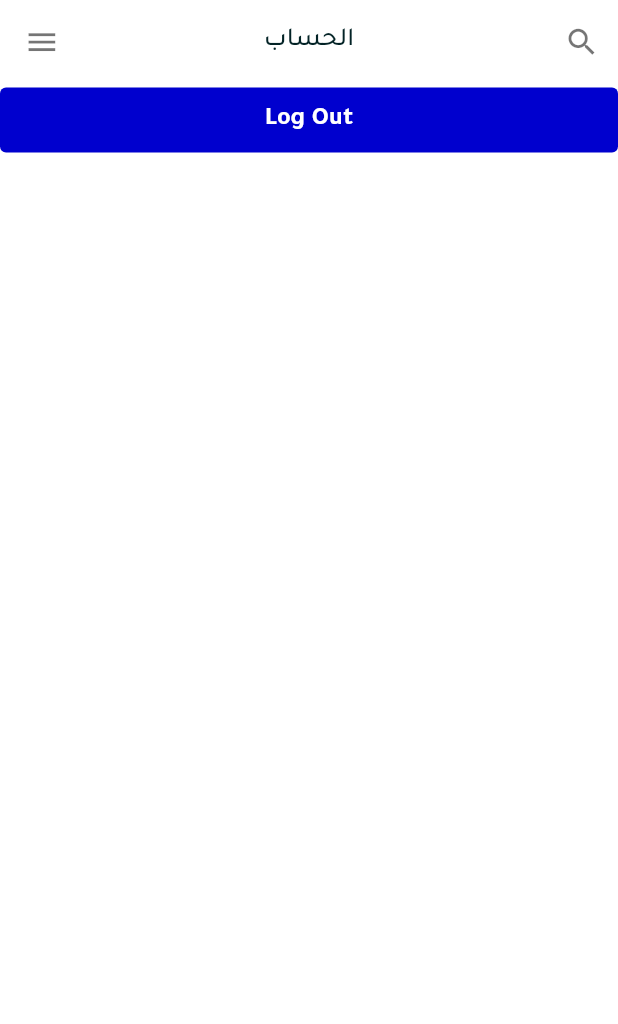
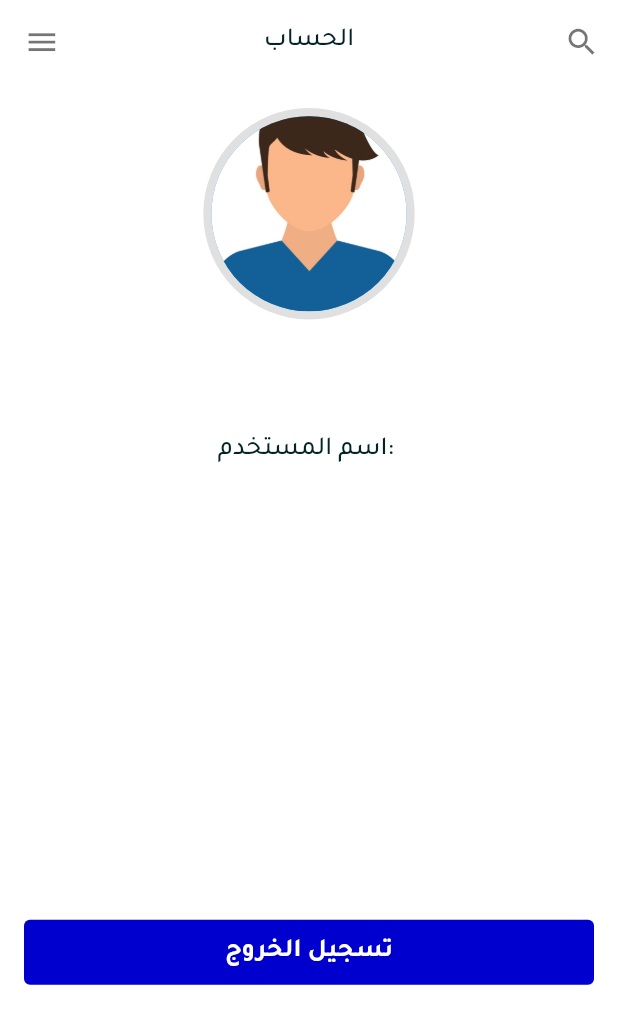
Before and after one commit to Ibrahim653/Ecommerce-App, a Flutter app: the ProfileScreen screen opened directly, on a phone screen of 412 x 824 dp. Shown: the top 1024 px of the screen. Run offline on Flutter 3.47's test engine with Material 3 defaults, Android fonts, the phone set to English and light mode, and no system bars; our stand-ins replace animated_bottom_navigation_bar, cached_network_image, carousel_slider, device_preview, dio, flutter_bloc and 9 more; accounts and stored records are empty; generated files the repository leaves out were written again.

Commit message:
create profile screen

```diff
--- a/lib/core/helpers/constants.dart
+++ b/lib/core/helpers/constants.dart
@@ -8,5 +8,7 @@ class Constants {
   static const String accessToken = '';
   static const String refreshToken = '';
     static const String autoLogin = 'autoLogin';
+    static const String username = 'username';
+
 
 }
--- a/lib/features/home/ui/home_screen.dart
+++ b/lib/features/home/ui/home_screen.dart
@@ -9,7 +9,7 @@ import 'package:flutter/material.dart';
 import 'package:flutter_screenutil/flutter_screenutil.dart';
 
 import '../../../core/theming/colors.dart';
-import '../../profile/ui/profile_Screen.dart';
+import '../../profile/ui/profile_screen.dart';
 
 class HomeScreen extends StatefulWidget {
   const HomeScreen({super.key});
--- a/lib/features/login/logic/cubit/login_cubit.dart
+++ b/lib/features/login/logic/cubit/login_cubit.dart
@@ -13,18 +13,20 @@ class LoginCubit extends Cubit<LoginState> {
   LoginCubit(this._loginRepo) : super(const LoginState.initial());
 
   TextEditingController passwordController = TextEditingController();
-  TextEditingController emailController = TextEditingController();
+  TextEditingController userNameController = TextEditingController();
   final formKey = GlobalKey<FormState>();
   static LoginCubit get(context) => BlocProvider.of(context);
 
-    bool autoLogin = false;
+  bool autoLogin = false;
 
- autoLoginFun() {
+  autoLoginFun() {
     autoLogin = !autoLogin;
     emit(LoginState.authenticated(isLoggedIn: autoLogin));
   }
-    void signout(BuildContext context) async {
+
+  void signout(BuildContext context) async {
     try {
+      await CacheHelper.remove(Constants.username);
       await CacheHelper.remove(Constants.autoLogin).then((value) {
         return Navigator.pushNamed(context, Routes.loginScreen);
       });
@@ -33,12 +35,11 @@ class LoginCubit extends Cubit<LoginState> {
     }
   }
 
-
   void emitLoginStates() async {
     emit(const LoginState.loading());
     final response = await _loginRepo.login(
       LoginRequestBody(
-        username: emailController.text,
+        username: userNameController.text,
         password: passwordController.text,
       ),
     );
@@ -48,13 +49,10 @@ class LoginCubit extends Cubit<LoginState> {
             Constants.accessToken, loginResponse.access);
         await CacheHelper.saveString(
             Constants.accessToken, loginResponse.refresh);
-                autoLogin == true
+        autoLogin == true
             ? await CacheHelper.saveString(Constants.autoLogin, "autoLogin")
             : null;
-
-        // UserCredentials userCredentials = UserCredentials(
-        //     email: emailController.text, password: passwordController.text);
-        // isRememberMe ? CacheHelper.saveUserCredentials(userCredentials) : null;
+        await CacheHelper.saveString(Constants.username, userNameController.text);
         emit(LoginState.success(loginResponse));
       },
       failure: (error) {
--- a/lib/features/login/ui/widgets/email_and_password.dart
+++ b/lib/features/login/ui/widgets/email_and_password.dart
@@ -37,7 +37,7 @@ class _EmailAndPasswordState extends State<EmailAndPassword> {
                 return 'برجاء إدخال اسم مستخدم صحيح';
               }
             },
-            controller: context.read<LoginCubit>().emailController,
+            controller: context.read<LoginCubit>().userNameController,
           ),
           verticalSpace(16.h),
           Padding(
--- a/lib/features/profile/ui/profile_Screen.dart
+++ b/lib/features/profile/ui/profile_Screen.dart
@@ -1,9 +1,11 @@
-import 'package:e_commerce_app/core/di/dependency_injection.dart';
-import 'package:e_commerce_app/core/theming/styles.dart';
-import 'package:e_commerce_app/core/widgets/app_text_button.dart';
 import 'package:flutter/material.dart';
 import 'package:flutter_bloc/flutter_bloc.dart';
-
+import 'package:flutter_screenutil/flutter_screenutil.dart';
+import '../../../core/di/dependency_injection.dart';
+import '../../../core/helpers/constants.dart';
+import '../../../core/helpers/shared_prefs_helper.dart';
+import '../../../core/theming/styles.dart';
+import '../../../core/widgets/app_text_button.dart';
 import '../../../core/widgets/custom_app_bar.dart';
 import '../../login/logic/cubit/login_cubit.dart';
 import '../../login/logic/cubit/login_state.dart';
@@ -13,6 +15,8 @@ class ProfileScreen extends StatelessWidget {
 
   @override
   Widget build(BuildContext context) {
+    final String? userName = CacheHelper.getString(Constants.username);
+
     return Scaffold(
       appBar: const CustomAppBar(
         title: 'الحساب',
@@ -21,15 +25,46 @@ class ProfileScreen extends StatelessWidget {
         create: (context) => getIt<LoginCubit>(),
         child: BlocBuilder<LoginCubit, LoginState>(
           builder: (context, state) {
-            return Column(
-              children: [
-                AppTextButton(
-                    buttonText: 'Log Out',
+            return Padding(
+              padding: const EdgeInsets.all(16.0),
+              child: Column(
+                children: [
+                  Stack(
+                    alignment: Alignment.center,
+                    children: [
+                      CircleAvatar(
+                        radius: 65.r,
+                        backgroundColor: Colors.grey[300],
+                        child: CircleAvatar(
+                          radius: 60.r,
+                          backgroundImage:
+                              const AssetImage('assets/images/profile.jpg'),
+                        ),
+                      ),
+                    ],
+                  ),
+                  const Spacer(
+                    flex: 1,
+                  ),
+                  Text(
+                    'اسم المستخدم: $userName',
+                    style: Styles.font16GreyMedium,
+                  ),
+                  const Spacer(
+                    flex: 4,
+                  ),
+                  AppTextButton(
+                    buttonText: 'تسجيل الخروج',
                     textStyle: Styles.font16WhiteBold,
                     onPressed: () {
                       LoginCubit.get(context).signout(context);
-                    })
-              ],
+                    },
+                  ),
+                  const Spacer(
+                    flex: 2,
+                  ),
+                ],
+              ),
             );
           },
         ),
--- a/lib/features/register/logic/cubit/register_cubit.dart
+++ b/lib/features/register/logic/cubit/register_cubit.dart
@@ -1,6 +1,7 @@
 import 'package:flutter/material.dart';
 import 'package:flutter_bloc/flutter_bloc.dart';
 
+import '../../../../core/helpers/constants.dart';
 import '../../../../core/helpers/shared_prefs_helper.dart';
 import '../../data/models/register_request_body.dart';
 import '../../data/repos/register_repo.dart';
@@ -29,11 +30,10 @@ class RegisterCubit extends Cubit<RegisterState> {
       ),
     );
     response.when(
-      success: (registerResponse) async{
-               await CacheHelper.saveString('username', usernameController.text);
-        await CacheHelper.saveString('email', emailController.text);
-        await CacheHelper.saveString('firstName', firstNameController.text);
-        await CacheHelper.saveString('lastName', lastNameController.text);
+      success: (registerResponse) async {
+        await CacheHelper.saveString(
+            Constants.username, usernameController.text);
+
         emit(RegisterState.success(registerResponse));
       },
       failure: (error) {
```
Also changed, not shown: assets/images/profile.jpg (added).
